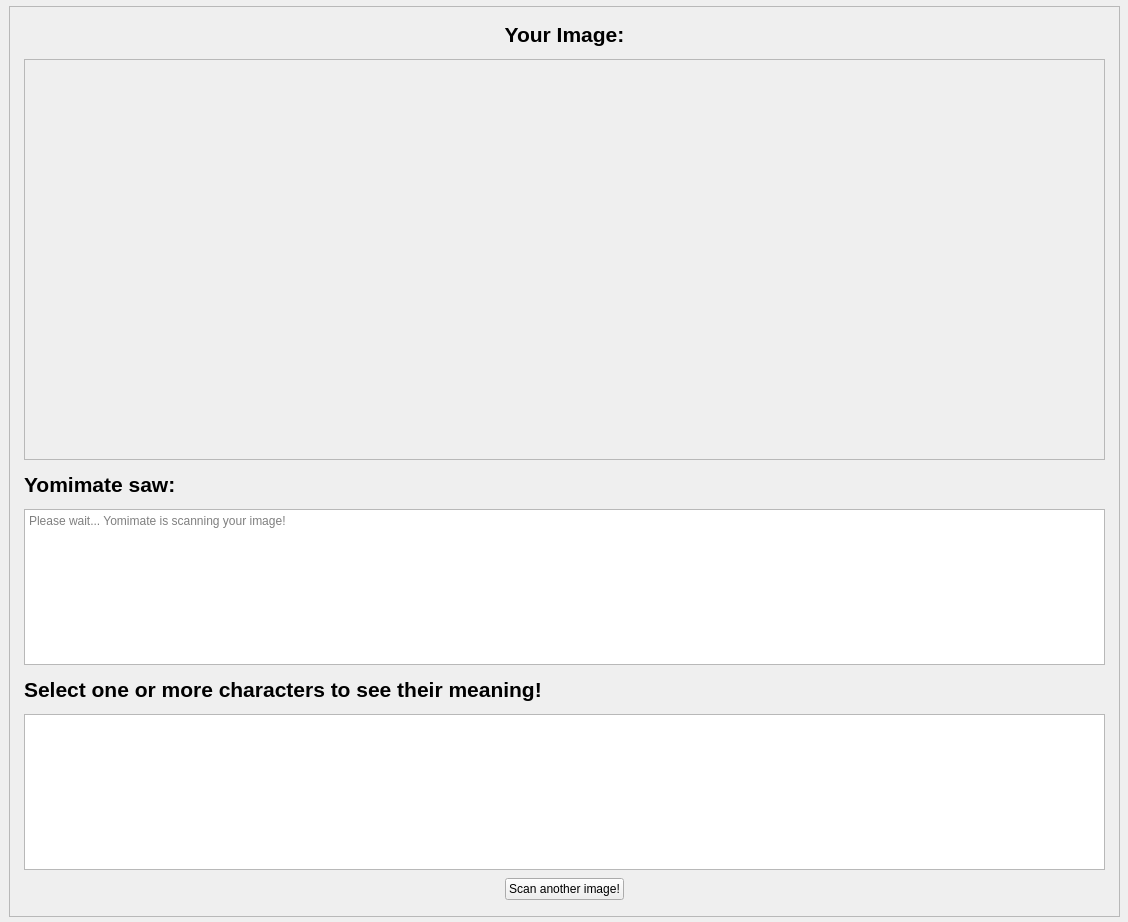
First picture: the form in templates/ocr.ui, repository siepenmaru/yomimate, before the edit.
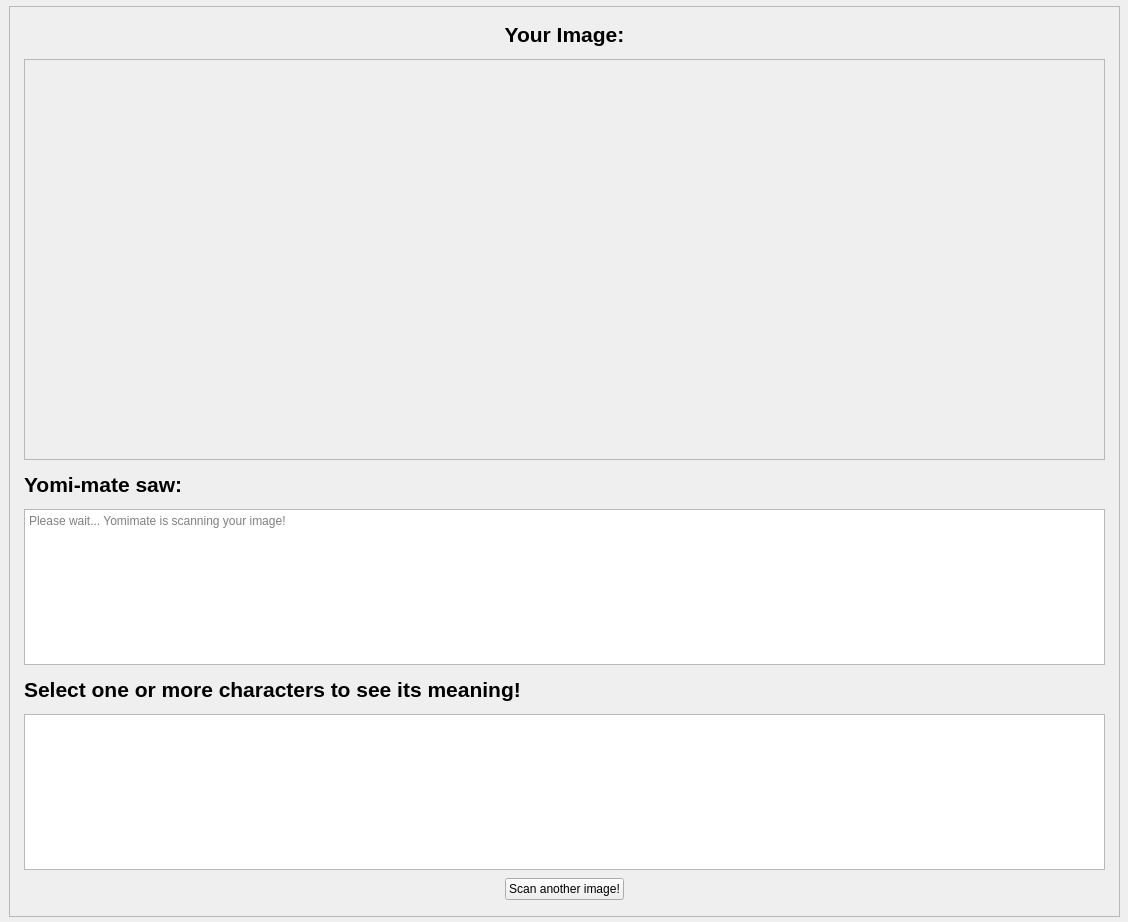
Second picture: the form after the edit. Icons and pictures are not drawn.

Commit message: fix: minor grammar edit in ocr result page

The edit to the form file:
```diff
--- a/templates/ocr.ui
+++ b/templates/ocr.ui
@@ -214,7 +214,7 @@
         </size>
        </property>
        <property name="text">
-        <string>&lt;html&gt;&lt;head/&gt;&lt;body&gt;&lt;p&gt;&lt;span style=&quot; font-size:16pt; font-weight:600;&quot;&gt;Yomimate saw:&lt;/span&gt;&lt;/p&gt;&lt;/body&gt;&lt;/html&gt;</string>
+        <string>&lt;html&gt;&lt;head/&gt;&lt;body&gt;&lt;p&gt;&lt;span style=&quot; font-size:16pt; font-weight:600;&quot;&gt;Yomi-mate saw:&lt;/span&gt;&lt;/p&gt;&lt;/body&gt;&lt;/html&gt;</string>
        </property>
       </widget>
      </item>
@@ -233,7 +233,7 @@
         </size>
        </property>
        <property name="text">
-        <string>&lt;html&gt;&lt;head/&gt;&lt;body&gt;&lt;p&gt;&lt;span style=&quot; font-size:16pt; font-weight:600;&quot;&gt;Select one or more characters to see their meaning!&lt;/span&gt;&lt;/p&gt;&lt;/body&gt;&lt;/html&gt;</string>
+        <string>&lt;html&gt;&lt;head/&gt;&lt;body&gt;&lt;p&gt;&lt;span style=&quot; font-size:16pt; font-weight:600;&quot;&gt;Select one or more characters to see its meaning!&lt;/span&gt;&lt;/p&gt;&lt;/body&gt;&lt;/html&gt;</string>
        </property>
       </widget>
      </item>
```
